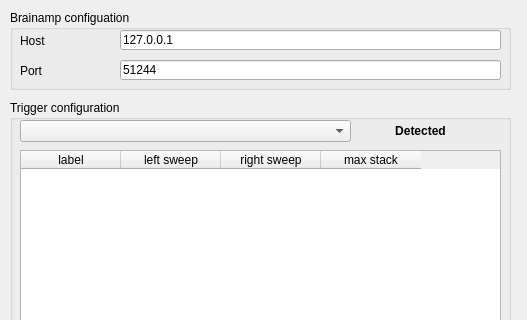
Above: pybart/cp.ui from felixcapuano/pybart before the change; both pictures show x 0 to 527 and y 0 to 320 of the 527 by 562 pixel window. Below: the same form after it.
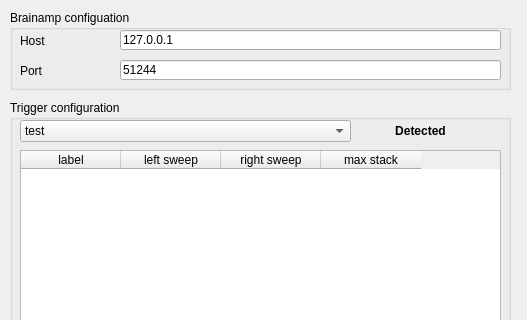
That is the form after the change. Icons and pictures are not drawn.

Commit message: UI function on start/stop button

```diff
--- a/pybart/cp.ui
+++ b/pybart/cp.ui
@@ -167,6 +167,11 @@
        <height>22</height>
       </rect>
      </property>
+     <item>
+      <property name="text">
+       <string>test</string>
+      </property>
+     </item>
     </widget>
     <widget class="QLabel" name="label">
      <property name="geometry">
```
The commit also changes 4 other files.
